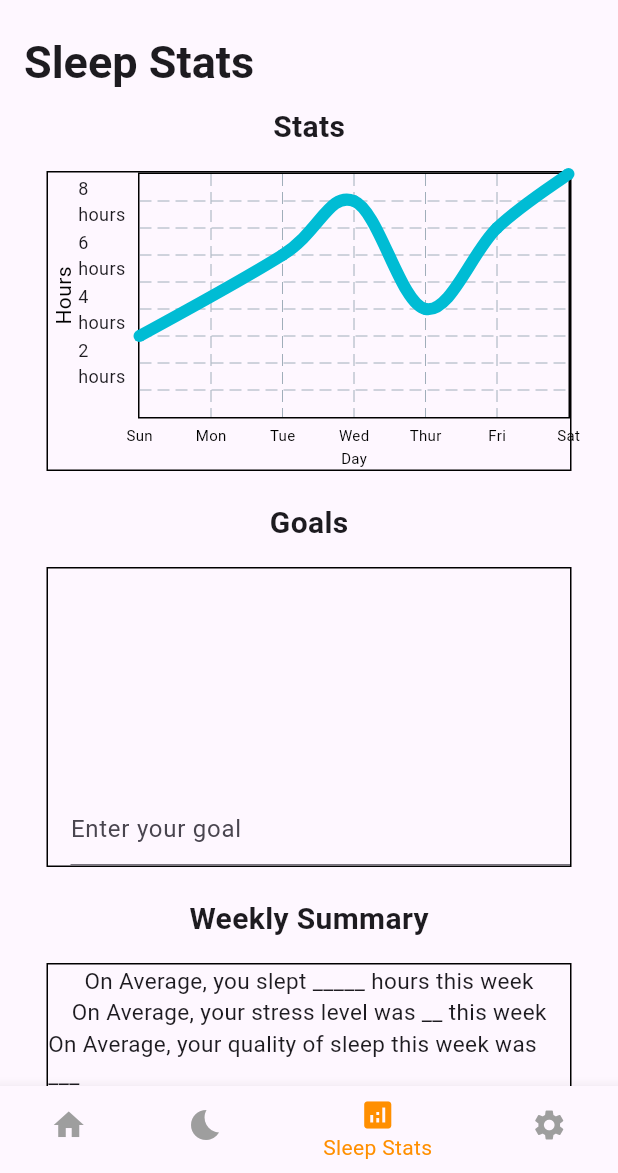
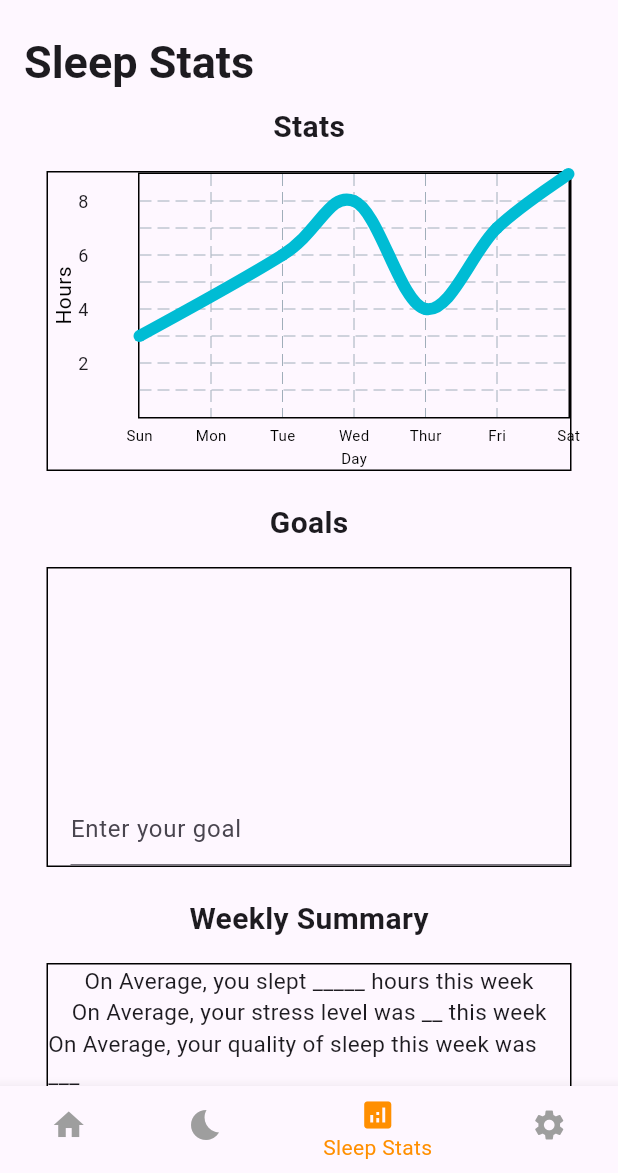
Before and after one commit to ellaMyler/Bedtime_Buddy, a Flutter app: the screen it shows after launch, item 3 of the bottom bar chosen, on a phone screen of 412 x 824 dp, the part 63-1236 px from its top. Run offline on Flutter 3.47's test engine with Material 3 defaults, Android fonts, the light colour scheme and no system bars; drawn by our look-alikes of fl_chart; our stand-ins replace firebase_core, firebase_database; accounts and stored records are empty.

Commit message:
Removed hours from left side of graph

```diff
--- a/lib/stats_page.dart
+++ b/lib/stats_page.dart
@@ -242,19 +242,19 @@ class _SleepStatsPageState extends State<SleepStatsPage> {
     String text;
     switch (value.toInt()) {
       case 2:
-        text = '2 hours';
+        text = '2';
         break;
       case 4:
-        text = '4 hours';
+        text = '4';
         break;
       case 6:
-        text = '6 hours';
+        text = '6';
         break;
       case 8:
-        text = '8 hours';
+        text = '8';
         break;
       case 10:
-        text = '10 hours';
+        text = '10';
         break;
       default:
         return Container();
```
